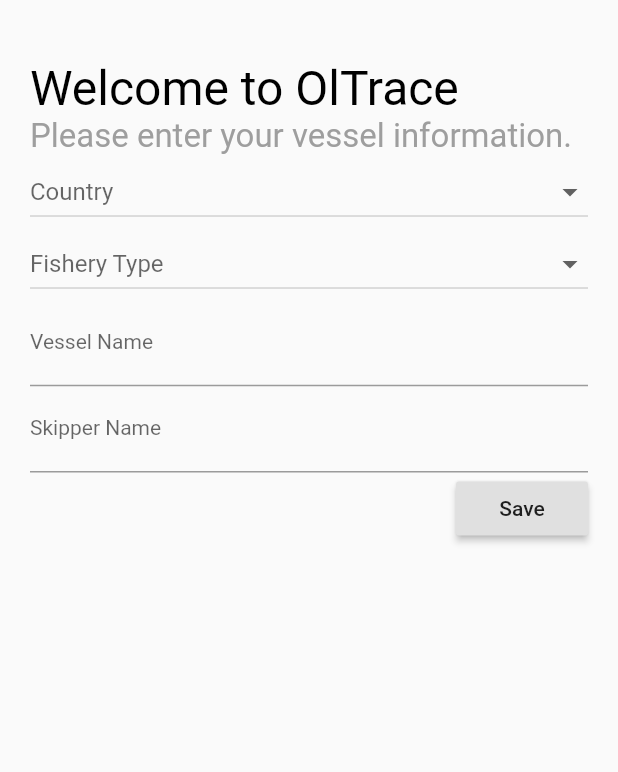
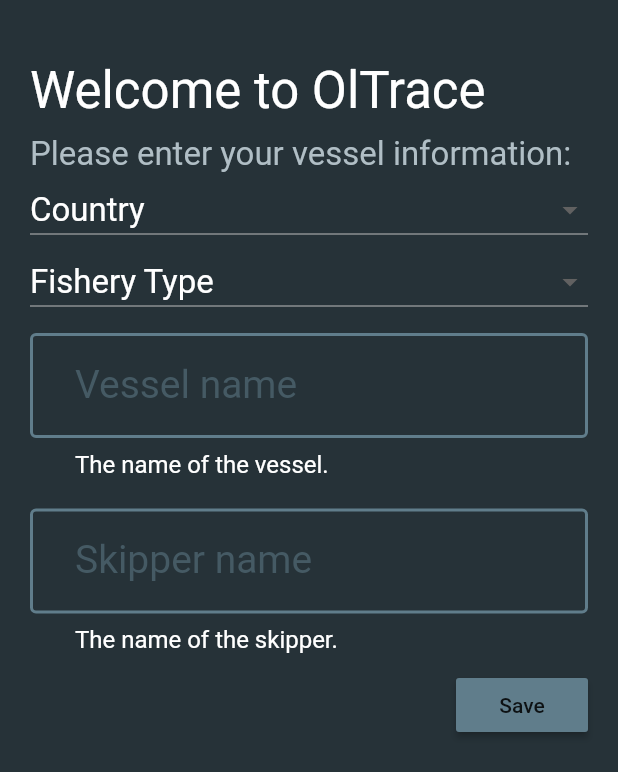
Before and after one commit to Ndimande/Oltrac-project, a Flutter app: the WelcomeScreen screen opened by its route, on a phone screen of 412 x 824 dp. Shown: the top 772 px of the screen. Run offline on Flutter 3.47's test engine with Material 2 defaults, Android fonts, the phone set to English and light mode, and no system bars; our stand-ins replace flutter_mobx, geolocator, mobx, package_info, sqflite, timeago; missing offline and left inert: flutter_nfc_reader; accounts and stored records are empty; generated files the repository leaves out were written again.

Commit message:
fix welcome screen theme

```diff
--- a/lib/app_config.dart
+++ b/lib/app_config.dart
@@ -3,7 +3,7 @@
 
 class AppConfig {
   /// Drop and recreate the database if true
-  static const resetDatabaseOnRestart = false;
+  static const resetDatabaseOnRestart = true;
 
   /// The title of the app
   static const appTitle = 'OlTrace';
@@ -14,8 +14,12 @@
   static final backgroundColor = Colors.blueGrey[900];
 
   static final primarySwatch = Colors.blueGrey;
+  static final primarySwatchDark = Colors.blueGrey[700];
 
   static final accentColor = Colors.deepOrange;
+
+  static final textColor1 = Colors.white;
+  static final textColor2 = Colors.blueGrey[200];
 
   static final _dividerThemeData = DividerThemeData(
     thickness: 2,
@@ -27,17 +31,91 @@
 
   /// Material app global theme data
   static final materialAppTheme = ThemeData(
+    inputDecorationTheme: InputDecorationTheme(
+      errorBorder: OutlineInputBorder(
+        borderSide: BorderSide(
+          color: Colors.red,
+          width: 3,
+        ),
+      ),
+      focusedErrorBorder: OutlineInputBorder(
+        borderSide: BorderSide(
+          color: Colors.red,
+          width: 3,
+        ),
+      ),
+      focusedBorder: OutlineInputBorder(
+        borderSide: BorderSide(
+          color: AppConfig.accentColor,
+          width: 3,
+        ),
+      ),
+      enabledBorder: OutlineInputBorder(
+        borderSide: BorderSide(
+          color: AppConfig.primarySwatch,
+          width: 2,
+        ),
+      ),
+
+      contentPadding: EdgeInsets.symmetric(
+        vertical: 22,
+        horizontal: 30,
+      ),
+      labelStyle: TextStyle(
+        fontSize: 26,
+        color: AppConfig.primarySwatchDark,
+      ),
+      helperStyle: TextStyle(
+        fontSize: 16,
+        color: AppConfig.textColor1,
+      ),
+
+//      prefixStyle: TextStyle(
+//        fontSize: 35,
+//        color: Colors.pink,
+//      ),
+//      suffixStyle: TextStyle(
+//        fontSize: 35,
+//        color: Colors.pink,
+//      ),
+
+//      counterStyle: TextStyle(
+//        fontSize: 35,
+//        color: Colors.pink,
+//      ),
+      focusColor: Colors.pink,
+      fillColor: Colors.pink,
+      hoverColor: Colors.pink,
+    ),
+    canvasColor: AppConfig.primarySwatch,
+    buttonColor: primarySwatch,
     textTheme: TextTheme(
-      body1: TextStyle(color: Colors.white),
-      body2: TextStyle(color: Colors.black), // Drawer menu items
+      body1: TextStyle(color: textColor1),
+      body2: TextStyle(color: Colors.white), // Drawer menu items
       button: TextStyle(color: Colors.pink),
       display1: TextStyle(color: Colors.pink),
       display2: TextStyle(color: Colors.pink),
+      display3: TextStyle(color: Colors.pink),
       caption: TextStyle(color: Colors.white70), // List item caption
       title: TextStyle(color: Colors.pink),
       subtitle: TextStyle(color: Colors.pink),
-      headline: TextStyle(color: Colors.lightGreenAccent),
-      subhead: TextStyle(color: Colors.white), // List item heading
+      headline: TextStyle(color: Colors.pink),
+      subhead: TextStyle(color: textColor1), // List item heading
+      display4: TextStyle(color: Colors.pink),
+      overline: TextStyle(color: Colors.pink),
+    ),
+    accentTextTheme: TextTheme(
+      body1: TextStyle(color: Colors.pink),
+      body2: TextStyle(color: Colors.pink), // Drawer menu items
+      button: TextStyle(color: Colors.pink),
+      display1: TextStyle(color: Colors.pink),
+      display2: TextStyle(color: Colors.pink),
+      display3: TextStyle(color: Colors.pink),
+      caption: TextStyle(color: Colors.pink), // List item caption
+      title: TextStyle(color: Colors.pink),
+      subtitle: TextStyle(color: Colors.pink),
+      headline: TextStyle(color: Colors.pink),
+      subhead: TextStyle(color: Colors.pink), // List item heading
       display4: TextStyle(color: Colors.pink),
       overline: TextStyle(color: Colors.pink),
     ),
--- a/lib/main.dart
+++ b/lib/main.dart
@@ -146,9 +146,6 @@
     ).then((AppStore appStore) async {
       print('State initialised in ${stopwatch.elapsed}');
 
-      // TODO For effect, remove in future
-      await Future.delayed(Duration(seconds: 1));
-
       if (appStore.profileConfigured) {
         await navigatorKey.currentState.pushReplacementNamed('/');
       } else {
--- a/lib/widgets/screens/haul.dart
+++ b/lib/widgets/screens/haul.dart
@@ -104,7 +104,6 @@
   Widget build(BuildContext context) {
     final Haul haulArg = ModalRoute.of(context).settings.arguments;
 
-    final int haulArgTripId = haulArg.tripId;
     final bool isActiveTrip = _appStore.activeTrip != null
         ? _appStore.activeTrip.id == haulArg.tripId
         : false;
@@ -114,7 +113,7 @@
       trip = _appStore.activeTrip;
     } else {
       trip = _appStore.completedTrips
-          .firstWhere((trip) => trip.id == haulArgTripId);
+          .firstWhere((trip) => trip.id == haulArg.tripId);
     }
 // get the haul from the trip from the store
     final haul = trip.hauls.firstWhere((h) => haulArg.id == h.id);
--- a/lib/widgets/screens/welcome.dart
+++ b/lib/widgets/screens/welcome.dart
@@ -1,12 +1,15 @@
 import 'package:flutter/material.dart';
+import 'package:oltrace/app_config.dart';
 import 'package:oltrace/data/countries.dart';
 import 'package:oltrace/data/fisheries.dart';
+import 'package:oltrace/framework/model.dart';
 import 'package:oltrace/models/country.dart';
 import 'package:oltrace/models/fishery_type.dart';
 import 'package:oltrace/models/skipper.dart';
 import 'package:oltrace/models/profile.dart';
-import 'package:oltrace/repositories/json.dart';
 import 'package:oltrace/stores/app_store.dart';
+
+final double _labelSize = 22;
 
 class WelcomeScreen extends StatefulWidget {
   final AppStore _appStore;
@@ -18,7 +21,6 @@
 }
 
 class WelcomeScreenState extends State<WelcomeScreen> {
-  final _jsonRepo = JsonRepository();
   final _formKey = GlobalKey<FormState>();
   FisheryType _selectedFisheryType;
   Country _selectedCountry;
@@ -31,12 +33,17 @@
       children: <Widget>[
         Text(
           'Welcome to OlTrace',
-          style: TextStyle(fontSize: 32, color: Colors.black),
+          style: TextStyle(fontSize: 34),
           textAlign: TextAlign.start,
         ),
-        Text('Please enter your vessel information.',
-            style: TextStyle(fontSize: 22, color: Colors.grey),
-            textAlign: TextAlign.start),
+        Container(
+          height: 10,
+        ),
+        Text(
+          'Please enter your vessel information:',
+          style: TextStyle(fontSize: 22, color: AppConfig.textColor2),
+          textAlign: TextAlign.start,
+        ),
       ],
     );
   }
@@ -44,10 +51,16 @@
   Widget _buildInputFields() {
     return Column(
       children: <Widget>[
-        _CountryDropdown(_selectedCountry,
-            (_country) => setState(() => _selectedCountry = _country)),
-        _FisheryDropdown(_selectedFisheryType,
-            (_fishery) => setState(() => _selectedFisheryType = _fishery)),
+        _CountryDropdown(
+          _selectedCountry,
+          (_country) => setState(() => _selectedCountry = _country),
+        ),
+        // State / Province
+        // Fisheries (list/dropdown)
+        _FisheryDropdown(
+          _selectedFisheryType,
+          (_fishery) => setState(() => _selectedFisheryType = _fishery),
+        ),
         _buildVesselNameTextFormField(),
         _buildSkipperNameTextFormField(),
       ],
@@ -55,9 +68,14 @@
   }
 
   Widget _buildVesselNameTextFormField() {
-    return TextFormField(
+    return Container(
+      margin: EdgeInsets.symmetric(vertical: 10),
+      child: TextFormField(
+        style: TextStyle(fontSize: _labelSize),
         decoration: InputDecoration(
-          labelText: 'Vessel Name', labelStyle: TextStyle(fontSize: 14)),
+          labelText: 'Vessel name',
+          helperText: 'The name of the vessel.',
+        ),
         validator: (value) {
           if (value.isEmpty) {
             return 'Please enter a vessel name.';
@@ -65,13 +83,19 @@
           _vesselName = value;
           return null;
         },
+      ),
     );
   }
 
   Widget _buildSkipperNameTextFormField() {
-    return TextFormField(
+    return Container(
+      margin: EdgeInsets.symmetric(vertical: 10),
+      child: TextFormField(
+        style: TextStyle(fontSize: _labelSize),
         decoration: InputDecoration(
-          labelText: 'Skipper Name', labelStyle: TextStyle(fontSize: 14)),
+          labelText: 'Skipper name',
+          helperText: 'The name of the skipper. ',
+        ),
         validator: (value) {
           if (value.isEmpty) {
             return 'Please enter a skipper name.';
@@ -79,6 +103,7 @@
           _skipperName = value;
           return null;
         },
+      ),
     );
   }
 
@@ -112,6 +137,7 @@
   @override
   Widget build(BuildContext context) {
     return Scaffold(
+        backgroundColor: AppConfig.backgroundColor,
         body: Builder(
           builder: (context) => SingleChildScrollView(
             child: Container(
@@ -128,14 +154,49 @@
                     Container(
                       child: RaisedButton(
                         child: Text('Save'),
-                        onPressed: () async => await _onPressSave(context)),
+                        onPressed: () async => await _onPressSave(context),
+                      ),
                       alignment: Alignment.bottomRight,
                     )
                   ],
                 ),
-            )),
+              ),
+            ),
           ),
         ));
+  }
+}
+
+class _CountryDropdown extends StatelessWidget {
+  final Country _selected;
+  final Function _onChanged;
+
+  _CountryDropdown(this._selected, this._onChanged);
+
+  @override
+  Widget build(BuildContext context) {
+    return Container(
+      child: Column(
+        children: <Widget>[
+          DropdownButton<Country>(
+            hint: Text(
+              'Country',
+              style: TextStyle(fontSize: _labelSize, color: Colors.white),
+            ),
+            isExpanded: true,
+            style: TextStyle(fontSize: _labelSize, color: Colors.white),
+            value: _selected,
+            onChanged: _onChanged,
+            items: countries.map<DropdownMenuItem<Country>>((Country country) {
+              return DropdownMenuItem<Country>(
+                value: country,
+                child: Text(country.name),
+              );
+            }).toList(),
+          )
+        ],
+      ),
+    );
   }
 }
 
@@ -151,9 +212,12 @@
       child: Column(
         children: <Widget>[
           DropdownButton<FisheryType>(
-            hint: Text('Fishery Type'),
+            hint: Text(
+              'Fishery Type',
+              style: TextStyle(fontSize: _labelSize, color: Colors.white),
+            ),
             isExpanded: true,
-            style: TextStyle(fontSize: 16, color: Colors.black),
+            style: TextStyle(fontSize: _labelSize, color: Colors.white),
             value: _selected,
             onChanged: _onChanged,
             items: fisheries
@@ -169,33 +233,3 @@
     );
   }
 }
-
-class _CountryDropdown extends StatelessWidget {
-  final Country _selected;
-  final Function _onChanged;
-
-  _CountryDropdown(this._selected, this._onChanged);
-
-  @override
-  Widget build(BuildContext context) {
-    return Container(
-      child: Column(
-        children: <Widget>[
-          DropdownButton<Country>(
-            hint: Text('Country'),
-            isExpanded: true,
-            style: TextStyle(fontSize: 16, color: Colors.black),
-            value: _selected,
-            onChanged: _onChanged,
-            items: countries.map<DropdownMenuItem<Country>>((Country country) {
-              return DropdownMenuItem<Country>(
-                value: country,
-                child: Text(country.name),
-              );
-            }).toList(),
-          )
-        ],
-      ),
-    );
-  }
-}
--- a/lib/widgets/views/trip.dart
+++ b/lib/widgets/views/trip.dart
@@ -179,7 +179,7 @@
           children: <Widget>[
             _appStore.activeTrip.hauls.length == 0
                 ? Container(
-                    height: 100,
+                    height: 50,
                   )
                 : Container(
                     child: FlatButton(
--- a/pubspec.yaml
+++ b/pubspec.yaml
@@ -11,7 +11,7 @@
 # In iOS, build-name is used as CFBundleShortVersionString while build-number used as CFBundleVersion.
 # Read more about iOS versioning at
 # https://developer.apple.com/library/archive/documentation/General/Reference/InfoPlistKeyReference/Articles/CoreFoundationKeys.html
-version: 1.0.0+1
+version: 1.0.1+1
 
 environment:
   sdk: ">=2.2.2 <3.0.0"
```
Lines whose indentation alone changed are shown as unchanged.
